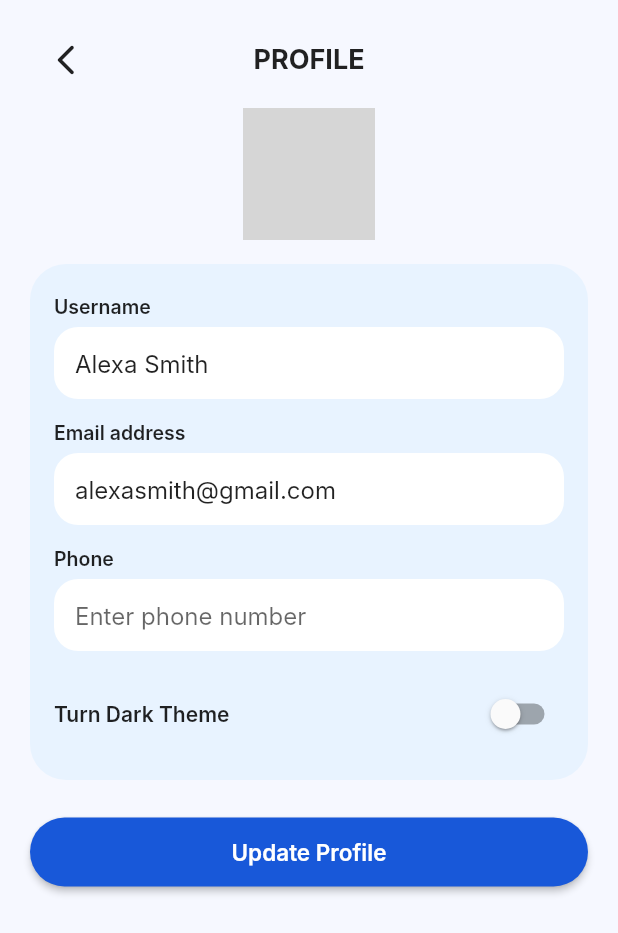
After one commit to apekshaaw/spendsense_frontend, a Flutter app: the EditProfileView screen opened by its route, on a phone screen of 412 x 824 dp. The commit adds this screen. Shown: the top 933 px of the screen. Run offline on Flutter 3.47's test engine with Material 3 defaults, Android fonts, the phone set to English and light mode, and no system bars; our stand-ins replace flutter_bloc, shared_preferences; accounts and stored records are empty; Roboto replaces fonts that are missing (Inter); grey boxes are pictures that could not be loaded.

Commit message:
feat(sprint2-3): add profile screens and update routes & login

```diff
--- a/lib/app/routes.dart
+++ b/lib/app/routes.dart
@@ -1,31 +1,60 @@
+// lib/app/routes.dart
 import 'package:flutter/material.dart';
-import 'package:spendsense_frontend/features/auth/presentation/view/add_goal_view.dart';
-import 'package:spendsense_frontend/features/auth/presentation/view/needs_view.dart';
-import 'package:spendsense_frontend/features/auth/presentation/view/wants_view.dart';
 
-import '../features/splash/presentation/view/splash_view.dart';
-import '../features/auth/presentation/view/welcome_view.dart';
-import '../features/auth/presentation/view/login_view.dart';
-import '../features/auth/presentation/view/register_view.dart';
-import '../features/auth/presentation/view/forgot_password_view.dart';
-import '../features/auth/presentation/view/reset_password_view.dart';
-import '../features/home/presentation/view/home_view.dart';
+// ── Auth views ──────────────────────────────────────────────────────────────
+import 'package:spendsense_frontend/features/auth/presentation/view/forgot_password_view.dart';
+import 'package:spendsense_frontend/features/auth/presentation/view/login_view.dart';
+import 'package:spendsense_frontend/features/auth/presentation/view/register_view.dart';
+import 'package:spendsense_frontend/features/auth/presentation/view/reset_password_view.dart';
+import 'package:spendsense_frontend/features/auth/presentation/view/welcome_view.dart';
+
+// ── Home (wants / needs / goals) ───────────────────────────────────────────
+import 'package:spendsense_frontend/features/home/presentation/view/add_goal_view.dart';
+import 'package:spendsense_frontend/features/home/presentation/view/goal_details_view.dart';
+import 'package:spendsense_frontend/features/home/presentation/view/home_view.dart';
+import 'package:spendsense_frontend/features/home/presentation/view/needs_view.dart';
+import 'package:spendsense_frontend/features/home/presentation/view/wants_view.dart';
+
+// ✅ NEW: view-all
+import 'package:spendsense_frontend/features/home/presentation/view/all_needs_view.dart';
+import 'package:spendsense_frontend/features/home/presentation/view/all_wants_view.dart';
+
+// ── Profile ────────────────────────────────────────────────────────────────
+import 'package:spendsense_frontend/features/profile/presentation/view/edit_profile_view.dart';
+import 'package:spendsense_frontend/features/profile/presentation/view/profile_view.dart';
+
+// ── Splash ─────────────────────────────────────────────────────────────────
+import 'package:spendsense_frontend/features/splash/presentation/view/splash_view.dart';
 
 class AppRoutes {
+  // core
   static const String splash = '/';
   static const String welcome = '/welcome';
   static const String login = '/login';
   static const String register = '/register';
-  static const String home = '/home';
+
+  // auth / password
   static const String forgotPassword = '/forgot-password';
   static const String resetPassword = '/reset-password';
 
+  // home
+  static const String home = '/home';
   static const String wants = '/wants';
   static const String needs = '/needs';
   static const String addGoal = '/add-goal';
+  static const String goalDetails = '/goal-details';
+
+  // ✅ new view-all routes
+  static const String allWants = '/all-wants';
+  static const String allNeeds = '/all-needs';
+
+  // profile
+  static const String profile = '/profile';
+  static const String editProfile = '/edit-profile';
 
   static Route<dynamic> onGenerateRoute(RouteSettings settings) {
     switch (settings.name) {
+      // ── Core ──────────────────────────────────────────────────────────────
       case splash:
         return MaterialPageRoute(builder: (_) => const SplashView());
 
@@ -38,17 +67,19 @@ class AppRoutes {
       case register:
         return MaterialPageRoute(builder: (_) => const RegisterView());
 
-      case home:
-        return MaterialPageRoute(builder: (_) => const HomeView());
-
+      // ── Auth / password ──────────────────────────────────────────────────
       case forgotPassword:
         return MaterialPageRoute(builder: (_) => const ForgotPasswordView());
 
       case resetPassword:
-        final emailArg = settings.arguments as String? ?? '';
+        final email = settings.arguments as String? ?? '';
         return MaterialPageRoute(
-          builder: (_) => ResetPasswordView(email: emailArg),
+          builder: (_) => ResetPasswordView(email: email),
         );
+
+      // ── Home ─────────────────────────────────────────────────────────────
+      case home:
+        return MaterialPageRoute(builder: (_) => const HomeView());
 
       case wants:
         return MaterialPageRoute(builder: (_) => const WantsView());
@@ -59,6 +90,43 @@ class AppRoutes {
       case addGoal:
         return MaterialPageRoute(builder: (_) => const AddGoalView());
 
+      // ✅ new view-all
+      case allWants:
+        return MaterialPageRoute(builder: (_) => const AllWantsView());
+
+      case allNeeds:
+        return MaterialPageRoute(builder: (_) => const AllNeedsView());
+
+      case goalDetails:
+        final args = settings.arguments as Map<String, dynamic>?;
+
+        final String goalId = (args?['goalId'] ?? '').toString();
+        final String name = (args?['name'] ?? '').toString();
+        final double targetAmount =
+            (args?['targetAmount'] as num?)?.toDouble() ?? 0;
+        final double currentAmount =
+            (args?['currentAmount'] as num?)?.toDouble() ?? 0;
+
+        // ✅ include notes too
+        final String? notes = args?['notes']?.toString();
+
+        return MaterialPageRoute(
+          builder: (_) => GoalDetailsView(
+            goalId: goalId,
+            name: name,
+            targetAmount: targetAmount,
+            currentAmount: currentAmount,
+            notes: notes,
+          ),
+        );
+
+      // ── Profile ──────────────────────────────────────────────────────────
+      case profile:
+        return MaterialPageRoute(builder: (_) => const ProfileView());
+
+      case editProfile:
+        return MaterialPageRoute(builder: (_) => const EditProfileView());
+
       default:
         return MaterialPageRoute(builder: (_) => const SplashView());
     }
--- /dev/null
+++ b/lib/features/profile/presentation/view/edit_profile_view.dart
@@ -0,0 +1,215 @@
+import 'package:flutter/material.dart';
+
+import '../../../../core/constants/app_colors.dart';
+
+class EditProfileView extends StatefulWidget {
+  const EditProfileView({super.key});
+
+  @override
+  State<EditProfileView> createState() => _EditProfileViewState();
+}
+
+class _EditProfileViewState extends State<EditProfileView> {
+  final _formKey = GlobalKey<FormState>();
+
+  final TextEditingController _nameCtrl =
+      TextEditingController(text: 'Alexa Smith');
+  final TextEditingController _emailCtrl =
+      TextEditingController(text: 'alexasmith@gmail.com');
+  final TextEditingController _phoneCtrl = TextEditingController();
+
+  bool _darkTheme = false;
+
+  @override
+  void dispose() {
+    _nameCtrl.dispose();
+    _emailCtrl.dispose();
+    _phoneCtrl.dispose();
+    super.dispose();
+  }
+
+  void _saveProfile() {
+    if (!(_formKey.currentState?.validate() ?? false)) return;
+
+    // TODO: connect to backend when ready
+    ScaffoldMessenger.of(context).showSnackBar(
+      const SnackBar(content: Text('Profile updated (placeholder) ✅')),
+    );
+    Navigator.of(context).pop();
+  }
+
+  @override
+  Widget build(BuildContext context) {
+    return Scaffold(
+      backgroundColor: const Color(0xFFF6F8FF),
+      body: SafeArea(
+        child: SingleChildScrollView(
+          padding: const EdgeInsets.symmetric(horizontal: 20, vertical: 16),
+          child: Column(
+            children: [
+              // Header
+              Row(
+                children: [
+                  IconButton(
+                    icon: const Icon(Icons.arrow_back_ios_new_rounded),
+                    onPressed: () => Navigator.of(context).pop(),
+                  ),
+                  const Spacer(),
+                  const Text(
+                    'PROFILE',
+                    style: TextStyle(
+                      fontSize: 18,
+                      fontWeight: FontWeight.w700,
+                    ),
+                  ),
+                  const Spacer(),
+                  const SizedBox(width: 48),
+                ],
+              ),
+              const SizedBox(height: 8),
+
+              // Avatar
+              const CircleAvatar(
+                radius: 44,
+                backgroundImage:
+                    AssetImage('assets/images/default_avatar.png'),
+              ),
+              const SizedBox(height: 16),
+
+              Form(
+                key: _formKey,
+                child: Container(
+                  padding:
+                      const EdgeInsets.symmetric(horizontal: 16, vertical: 20),
+                  decoration: BoxDecoration(
+                    color: AppColors.authCard,
+                    borderRadius: BorderRadius.circular(24),
+                  ),
+                  child: Column(
+                    crossAxisAlignment: CrossAxisAlignment.start,
+                    children: [
+                      const Text(
+                        'Username',
+                        style: TextStyle(
+                          fontSize: 13,
+                          fontWeight: FontWeight.w600,
+                        ),
+                      ),
+                      const SizedBox(height: 6),
+                      TextFormField(
+                        controller: _nameCtrl,
+                        decoration: _inputDecoration('Name'),
+                        validator: (v) =>
+                            (v == null || v.trim().isEmpty) ? 'Required' : null,
+                      ),
+                      const SizedBox(height: 14),
+
+                      const Text(
+                        'Email address',
+                        style: TextStyle(
+                          fontSize: 13,
+                          fontWeight: FontWeight.w600,
+                        ),
+                      ),
+                      const SizedBox(height: 6),
+                      TextFormField(
+                        controller: _emailCtrl,
+                        decoration: _inputDecoration('example@gmail.com'),
+                        keyboardType: TextInputType.emailAddress,
+                        validator: (v) {
+                          if (v == null || v.trim().isEmpty) {
+                            return 'Required';
+                          }
+                          if (!v.contains('@')) {
+                            return 'Enter a valid email';
+                          }
+                          return null;
+                        },
+                      ),
+                      const SizedBox(height: 14),
+
+                      const Text(
+                        'Phone',
+                        style: TextStyle(
+                          fontSize: 13,
+                          fontWeight: FontWeight.w600,
+                        ),
+                      ),
+                      const SizedBox(height: 6),
+                      TextFormField(
+                        controller: _phoneCtrl,
+                        decoration: _inputDecoration('Enter phone number'),
+                        keyboardType: TextInputType.phone,
+                      ),
+                      const SizedBox(height: 18),
+
+                      // Dark theme toggle
+                      Row(
+                        mainAxisAlignment: MainAxisAlignment.spaceBetween,
+                        children: [
+                          const Text(
+                            'Turn Dark Theme',
+                            style: TextStyle(
+                              fontSize: 14,
+                              fontWeight: FontWeight.w600,
+                            ),
+                          ),
+                          Switch(
+                            value: _darkTheme,
+                            onChanged: (val) {
+                              setState(() {
+                                _darkTheme = val;
+                              });
+                            },
+                          ),
+                        ],
+                      ),
+                    ],
+                  ),
+                ),
+              ),
+
+              const SizedBox(height: 24),
+
+              SizedBox(
+                width: double.infinity,
+                child: ElevatedButton(
+                  onPressed: _saveProfile,
+                  style: ElevatedButton.styleFrom(
+                    backgroundColor: AppColors.primary,
+                    foregroundColor: Colors.white,
+                    padding: const EdgeInsets.symmetric(vertical: 14),
+                    shape: RoundedRectangleBorder(
+                      borderRadius: BorderRadius.circular(24),
+                    ),
+                  ),
+                  child: const Text(
+                    'Update Profile',
+                    style: TextStyle(
+                      fontSize: 15,
+                      fontWeight: FontWeight.w600,
+                    ),
+                  ),
+                ),
+              ),
+            ],
+          ),
+        ),
+      ),
+    );
+  }
+
+  InputDecoration _inputDecoration(String hint) {
+    return InputDecoration(
+      hintText: hint,
+      filled: true,
+      fillColor: Colors.white,
+      contentPadding:
+          const EdgeInsets.symmetric(horizontal: 14, vertical: 10),
+      border: OutlineInputBorder(
+        borderRadius: BorderRadius.circular(16),
+        borderSide: BorderSide.none,
+      ),
+    );
+  }
+}
```
Also changed, not shown: lib/features/auth/presentation/view/login_view.dart (+4 -4 lines), lib/features/profile/presentation/view/profile_view.dart (added, +237 -0 lines).
